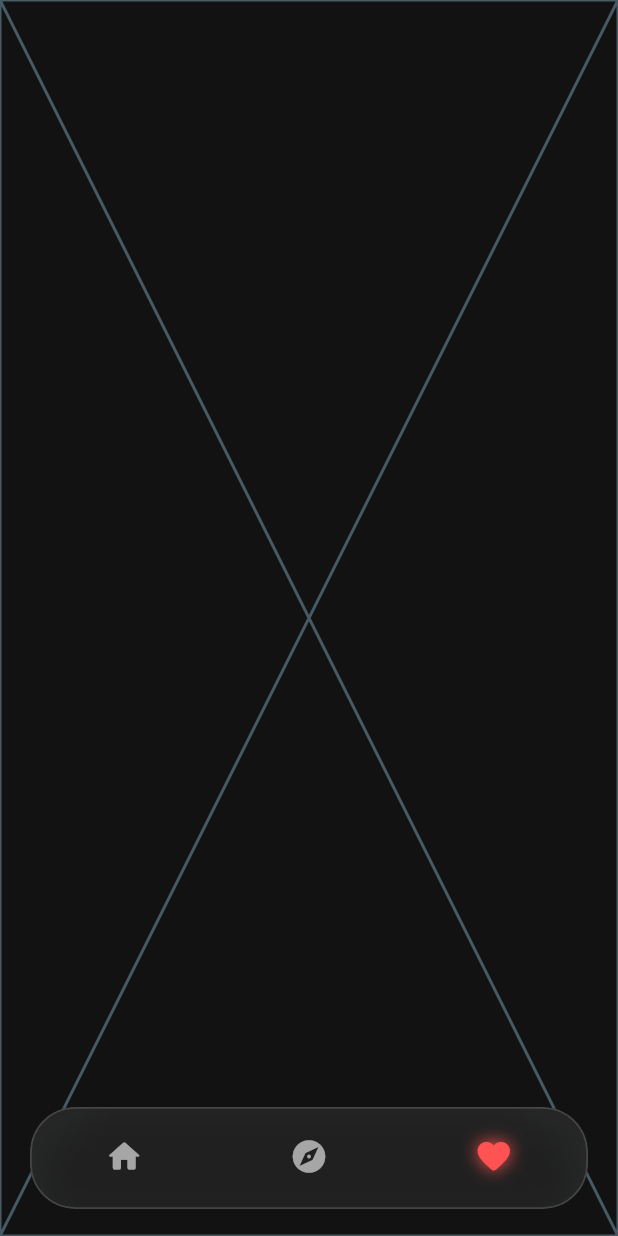
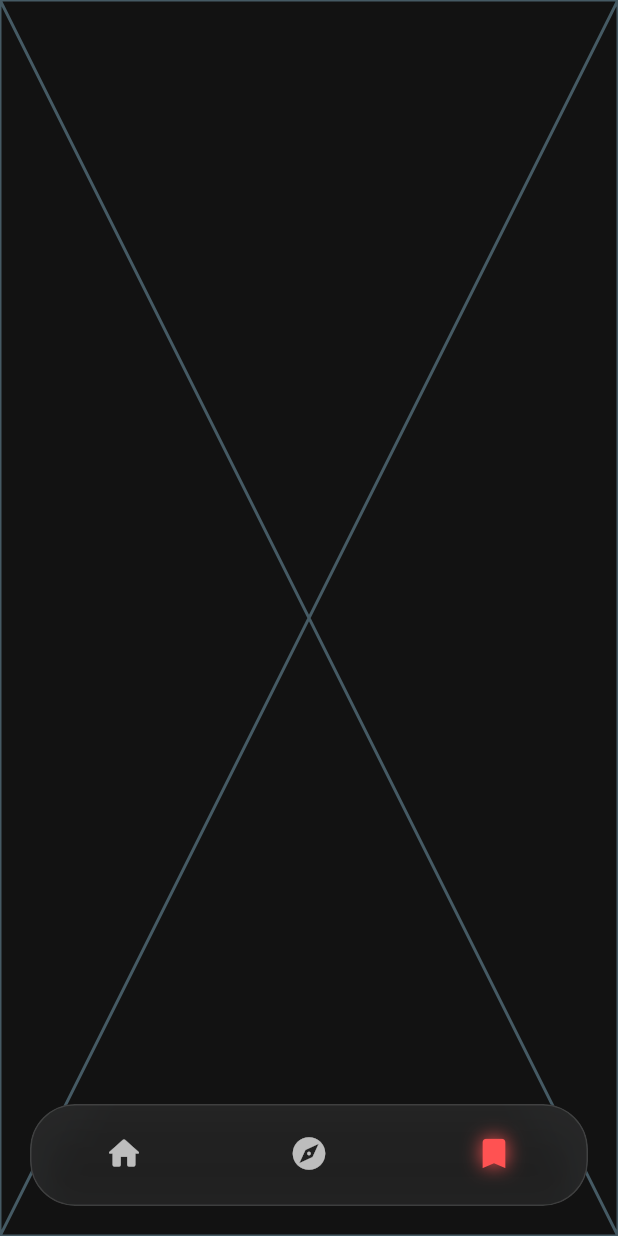
Before and after one commit to YadavSumit2408/streamx, a Flutter app: the screen it shows after launch, item 3 of the bottom bar chosen, on a phone screen of 412 x 824 dp. Run offline on Flutter 3.47's test engine with Material 2 defaults, Android fonts, the phone set to English and light mode, and no system bars; our stand-ins replace cached_network_image, connectivity_plus, dio, hive, hive_flutter, retrofit and 1 more; accounts and stored records are empty; generated files the repository leaves out were written again; network calls fail.

Commit message:
updated the token and fix the bottom_nav_bar issue

```diff
--- a/lib/presentation/widgets/bottom_nav_bar.dart
+++ b/lib/presentation/widgets/bottom_nav_bar.dart
@@ -1,9 +1,8 @@
 import 'dart:ui';
 import 'package:flutter/material.dart';
-
-import '../screens/bookmarks_screen.dart';
 import '../screens/home_screen.dart';
 import '../screens/search_screen.dart';
+import '../screens/bookmarks_screen.dart';
 
 class BottomNavBar extends StatefulWidget {
   const BottomNavBar({Key? key}) : super(key: key);
@@ -24,19 +23,32 @@ class _BottomNavBarState extends State<BottomNavBar> {
   @override
   Widget build(BuildContext context) {
     return Scaffold(
-      extendBody: true, // ✅ allows body content to extend behind nav bar
+      extendBody: true, // ✅ allows content to scroll behind the bar
+      resizeToAvoidBottomInset: false, // ✅ prevents shifting when keyboard opens
       body: Stack(
+        fit: StackFit.expand,
         children: [
           AnimatedSwitcher(
             duration: const Duration(milliseconds: 300),
             child: _pages[_currentIndex],
           ),
 
-          // 🌫 Floating Glass Nav Bar — does NOT push content up
-          Positioned(
-            left: 20,
-            right: 20,
-            bottom: 18,
+          // 🧊 Floating nav bar — absolutely fixed at bottom
+          Align(
+            alignment: Alignment.bottomCenter,
+            child: Padding(
+              padding: const EdgeInsets.only(bottom: 20, left: 20, right: 20),
+              child: _buildGlassNavBar(context),
+            ),
+          ),
+        ],
+      ),
+    );
+  }
+
+  Widget _buildGlassNavBar(BuildContext context) {
+    return SafeArea(
+      top: false,
       child: ClipRRect(
         borderRadius: BorderRadius.circular(30),
         child: BackdropFilter(
@@ -47,14 +59,14 @@ class _BottomNavBarState extends State<BottomNavBar> {
               color: Colors.white.withOpacity(0.08),
               borderRadius: BorderRadius.circular(30),
               border: Border.all(
-                      color: Colors.white.withOpacity(0.15),
-                      width: 1.2,
+                color: Colors.white.withOpacity(0.12),
+                width: 1.0,
               ),
               boxShadow: [
                 BoxShadow(
-                        color: Colors.black.withOpacity(0.3),
+                  color: Colors.black.withOpacity(0.25),
                   blurRadius: 20,
-                        offset: const Offset(0, 8),
+                  offset: const Offset(0, 10),
                 ),
               ],
             ),
@@ -66,7 +78,7 @@ class _BottomNavBarState extends State<BottomNavBar> {
               showSelectedLabels: false,
               showUnselectedLabels: false,
               selectedItemColor: Colors.redAccent,
-                    unselectedItemColor: Colors.white.withOpacity(0.6),
+              unselectedItemColor: Colors.white.withOpacity(0.7),
               onTap: (index) => setState(() => _currentIndex = index),
               items: const [
                 BottomNavigationBarItem(
@@ -78,8 +90,8 @@ class _BottomNavBarState extends State<BottomNavBar> {
                   label: "Explore",
                 ),
                 BottomNavigationBarItem(
-                        icon: Icon(Icons.favorite_rounded, size: 26),
-                        label: "Favs",
+                  icon: Icon(Icons.bookmark_rounded, size: 26),
+                  label: "Bookmarks",
                 ),
 
               ],
@@ -88,7 +100,7 @@ class _BottomNavBarState extends State<BottomNavBar> {
                 shadows: [
                   Shadow(
                     color: Colors.redAccent,
-                          blurRadius: 15,
+                    blurRadius: 16,
                   ),
                 ],
               ),
@@ -96,9 +108,6 @@ class _BottomNavBarState extends State<BottomNavBar> {
           ),
         ),
       ),
-          ),
-        ],
-      ),
     );
   }
 }
```
Also changed, not shown: lib/core/utils/constants.dart (+1 -5 lines), lib/data/repositories_impl/movie_repository_impl.dart (+5 -4 lines), lib/data/sources/movie_local_data_source.dart (+40 -12 lines). Lines whose indentation alone changed are shown as unchanged.
